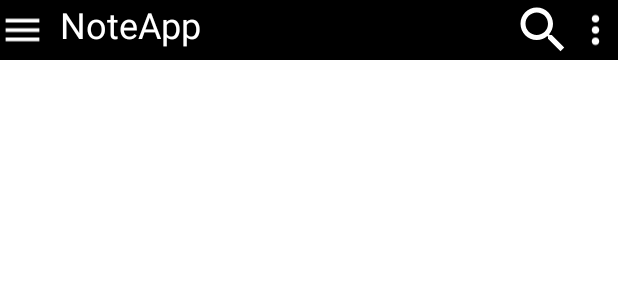
After one commit to GansA11es/NoteApp, an Android app: the layout toolbar.xml on its own in the app's theme, with its tools: preview values and no code run, on a phone screen of 412 x 824 dp. The commit adds this screen. Shown: the top 300 px of the screen. Run offline under Robolectric (Android 15) with nearby library versions, the phone set to English and light mode, and no system bars.

Commit message:
add toolbar

```diff
--- a/app/build.gradle
+++ b/app/build.gradle
@@ -37,6 +37,7 @@ dependencies {
     implementation 'androidx.appcompat:appcompat:1.4.1'
     implementation 'com.google.android.material:material:1.5.0'
     implementation 'androidx.constraintlayout:constraintlayout:2.1.3'
+    implementation 'androidx.mediarouter:mediarouter:1.2.6'
     testImplementation 'junit:junit:4.13.2'
     androidTestImplementation 'androidx.test.ext:junit:1.1.3'
     androidTestImplementation 'androidx.test.espresso:espresso-core:3.4.0'
--- a/app/src/main/AndroidManifest.xml
+++ b/app/src/main/AndroidManifest.xml
@@ -11,8 +11,10 @@
         android:theme="@style/Theme.NoteApp">
         <activity
             android:name=".MainActivity"
-            android:exported="true">
+            android:exported="true"
+            android:label="@string/app_name">
             <intent-filter>
+                <action android:name="android.intent.action.SEARCH" />
                 <action android:name="android.intent.action.MAIN" />
 
                 <category android:name="android.intent.category.LAUNCHER" />
--- /dev/null
+++ b/app/src/main/res/drawable/ic_baseline_add_24.xml
@@ -0,0 +1,5 @@
+<vector android:height="24dp" android:tint="#FFFFFF"
+    android:viewportHeight="24" android:viewportWidth="24"
+    android:width="24dp" xmlns:android="http://schemas.android.com/apk/res/android">
+    <path android:fillColor="@android:color/white" android:pathData="M19,13h-6v6h-2v-6H5v-2h6V5h2v6h6v2z"/>
+</vector>
--- /dev/null
+++ b/app/src/main/res/drawable/ic_baseline_menu_30.xml
@@ -0,0 +1,5 @@
+<vector android:height="30dp" android:tint="#FFFFFF"
+    android:viewportHeight="24" android:viewportWidth="24"
+    android:width="30dp" xmlns:android="http://schemas.android.com/apk/res/android">
+    <path android:fillColor="@android:color/white" android:pathData="M3,18h18v-2L3,16v2zM3,13h18v-2L3,11v2zM3,6v2h18L21,6L3,6z"/>
+</vector>
--- /dev/null
+++ b/app/src/main/res/drawable/ic_baseline_search_30.xml
@@ -0,0 +1,5 @@
+<vector android:height="30dp" android:tint="#FFFFFF"
+    android:viewportHeight="24" android:viewportWidth="24"
+    android:width="30dp" xmlns:android="http://schemas.android.com/apk/res/android">
+    <path android:fillColor="@android:color/white" android:pathData="M15.5,14h-0.79l-0.28,-0.27C15.41,12.59 16,11.11 16,9.5 16,5.91 13.09,3 9.5,3S3,5.91 3,9.5 5.91,16 9.5,16c1.61,0 3.09,-0.59 4.23,-1.57l0.27,0.28v0.79l5,4.99L20.49,19l-4.99,-5zM9.5,14C7.01,14 5,11.99 5,9.5S7.01,5 9.5,5 14,7.01 14,9.5 11.99,14 9.5,14z"/>
+</vector>
--- /dev/null
+++ b/app/src/main/res/drawable/ic_baseline_settings_30.xml
@@ -0,0 +1,5 @@
+<vector android:height="30dp" android:tint="#FFFFFF"
+    android:viewportHeight="24" android:viewportWidth="24"
+    android:width="30dp" xmlns:android="http://schemas.android.com/apk/res/android">
+    <path android:fillColor="@android:color/white" android:pathData="M12,8c1.1,0 2,-0.9 2,-2s-0.9,-2 -2,-2 -2,0.9 -2,2 0.9,2 2,2zM12,10c-1.1,0 -2,0.9 -2,2s0.9,2 2,2 2,-0.9 2,-2 -0.9,-2 -2,-2zM12,16c-1.1,0 -2,0.9 -2,2s0.9,2 2,2 2,-0.9 2,-2 -0.9,-2 -2,-2z"/>
+</vector>
--- /dev/null
+++ b/app/src/main/res/layout/toolbar.xml
@@ -0,0 +1,41 @@
+<?xml version="1.0" encoding="utf-8"?>
+<RelativeLayout xmlns:android="http://schemas.android.com/apk/res/android"
+    android:layout_width="wrap_content"
+    android:layout_height="wrap_content"
+    android:background="@color/black">
+
+    <RelativeLayout
+        android:layout_width="wrap_content"
+        android:layout_height="40dp"
+        android:gravity="center">
+
+        <ImageView
+            android:layout_width="wrap_content"
+            android:layout_height="match_parent"
+            android:layout_alignParentStart="true"
+            android:src="@drawable/ic_baseline_menu_30"/>
+
+        <TextView
+            android:layout_width="wrap_content"
+            android:layout_height="match_parent"
+            android:layout_alignParentStart="true"
+            android:layout_marginStart="40dp"
+            android:text="@string/app_name"
+            android:textColor="@color/white"
+            android:textSize="24sp" />
+
+        <ImageView
+            android:layout_width="40dp"
+            android:layout_height="match_parent"
+            android:layout_alignParentEnd="true"
+            android:layout_marginEnd="30dp"
+            android:src="@drawable/ic_baseline_search_30" />
+
+        <ImageView
+            android:layout_width="wrap_content"
+            android:layout_height="match_parent"
+            android:layout_alignParentEnd="true"
+            android:src="@drawable/ic_baseline_settings_30" />
+    </RelativeLayout>
+
+</RelativeLayout>
--- a/app/src/main/res/values/strings.xml
+++ b/app/src/main/res/values/strings.xml
@@ -1,3 +1,7 @@
 <resources>
     <string name="app_name">NoteApp</string>
+    <string name="action_settings">Settings</string>
+    <string name="search_title">Search</string>
+    <string name="navigation_title">navigation</string>
+
 </resources>
--- a/app/src/main/res/values/themes.xml
+++ b/app/src/main/res/values/themes.xml
@@ -1,6 +1,6 @@
 <resources xmlns:tools="http://schemas.android.com/tools">
     <!-- Base application theme. -->
-    <style name="Theme.NoteApp" parent="Theme.MaterialComponents.DayNight.DarkActionBar">
+    <style name="Theme.NoteApp" parent="Theme.MaterialComponents.DayNight.NoActionBar">
         <!-- Primary brand color. -->
         <item name="colorPrimary">@color/purple_500</item>
         <item name="colorPrimaryVariant">@color/purple_700</item>
--- a/build.gradle
+++ b/build.gradle
@@ -1,7 +1,7 @@
 // Top-level build file where you can add configuration options common to all sub-projects/modules.
 plugins {
-    id 'com.android.application' version '7.1.2' apply false
-    id 'com.android.library' version '7.1.2' apply false
+    id 'com.android.application' version '7.1.3' apply false
+    id 'com.android.library' version '7.1.3' apply false
     id 'org.jetbrains.kotlin.android' version '1.6.10' apply false
 }
 
```
Also changed, not shown: app/src/main/java/com/example/noteapp/MainActivity.kt (+9 -0 lines), app/src/main/res/drawable/container_text_style.xml (added, +8 -0 lines), app/src/main/res/layout/activity_main.xml (+48 -9 lines), app/src/main/res/menu/menu_main.xml (added, +26 -0 lines).
